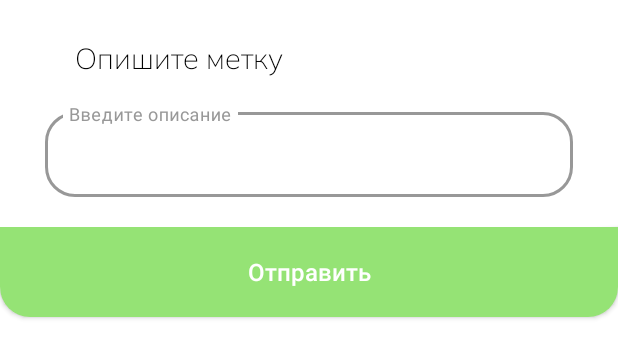
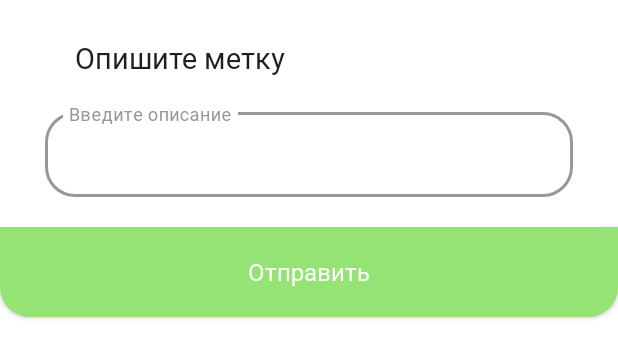
Before and after one commit to Student-design-office-kit/SKB_ambrosia_android, an Android app: the layout alert_view.xml on its own in the app's theme, with its tools: preview values and no code run, on a phone screen of 412 x 824 dp. Shown: the top 358 px of the screen. Run offline under Robolectric (Android 15) with nearby library versions, the phone set to English and light mode, and no system bars.

Commit message:
font changed. little design fix. app name changed to Амброзия. Map update toast added

```diff
--- a/app/src/main/java/TagProject/example/Application/MapsActivity.java
+++ b/app/src/main/java/TagProject/example/Application/MapsActivity.java
@@ -273,6 +273,7 @@ public class MapsActivity extends FragmentActivity implements OnMapReadyCallback
             public void onClick(View v) {
                 getAllMarkers();
                 setAllMarkers();
+                Toast.makeText(getApplicationContext(), "Карта обновлена", Toast.LENGTH_SHORT).show();
             }
         });
         camera.setOnClickListener(new View.OnClickListener() {
--- a/app/src/main/res/layout/activity_maps.xml
+++ b/app/src/main/res/layout/activity_maps.xml
@@ -135,6 +135,7 @@
         android:background="@drawable/btn_back"
         android:minWidth="200dp"
         android:text="Сделать Фото"
+        android:fontFamily="@font/roboto_regular"
         android:textAllCaps="false"
         android:textSize="16sp"
         android:textColor="@color/white"
--- a/app/src/main/res/layout/alert_view.xml
+++ b/app/src/main/res/layout/alert_view.xml
@@ -10,48 +10,50 @@
     <TextView
         android:layout_width="wrap_content"
         android:layout_height="wrap_content"
+        android:layout_marginLeft="50dp"
+        android:layout_marginTop="25dp"
+        android:fontFamily="@font/roboto_regular"
         android:text="Опишите метку"
-        android:layout_marginTop="25dp"
-        android:layout_marginLeft="50dp"
-        android:textColor="@color/black"
-        android:textStyle="bold"
-        android:fontFamily="@font/mulish"
-        android:textSize="19sp"/>
+        android:textColor="#1F1F1F"
+        android:textSize="19sp" />
 
     <com.google.android.material.textfield.TextInputLayout
         style="@style/Widget.MaterialComponents.TextInputLayout.OutlinedBox"
         android:layout_width="match_parent"
         android:layout_height="wrap_content"
+        android:layout_marginLeft="30dp"
         android:layout_marginTop="18dp"
+        android:layout_marginRight="30dp"
+        android:fontFamily="@font/roboto_regular"
         android:hint="Введите описание"
         android:textColorHint="#989898"
-        android:layout_marginLeft="30dp"
         app:boxCornerRadiusBottomEnd="20dp"
         app:boxCornerRadiusBottomStart="20dp"
-        app:boxStrokeColor="#989898"
-        app:hintTextColor="#989898"
         app:boxCornerRadiusTopEnd="20dp"
         app:boxCornerRadiusTopStart="20dp"
-        android:layout_marginRight="30dp">
+        app:boxStrokeColor="#989898"
+        app:hintTextColor="#989898">
 
         <com.google.android.material.textfield.TextInputEditText
             android:id="@+id/input_text"
             android:layout_width="match_parent"
             android:layout_height="wrap_content"
+            android:fontFamily="@font/roboto_regular"
             android:textColor="@color/black"
-            android:textCursorDrawable="@null"/>
+            android:textCursorDrawable="@null" />
     </com.google.android.material.textfield.TextInputLayout>
 
     <androidx.appcompat.widget.AppCompatButton
+        android:id="@+id/btn_send"
         android:layout_width="match_parent"
         android:layout_height="wrap_content"
-        android:id="@+id/btn_send"
         android:layout_marginTop="20dp"
-        android:textSize="16sp"
+        android:background="@drawable/btn_send_back"
+        android:fontFamily="@font/roboto_regular"
         android:minHeight="60dp"
         android:text="Отправить"
+        android:textAllCaps="false"
         android:textColor="@color/white"
-        android:background="@drawable/btn_send_back"
-        android:textAllCaps="false"/>
+        android:textSize="16sp" />
 
 </LinearLayout>
--- a/app/src/main/res/layout/question_dialog.xml
+++ b/app/src/main/res/layout/question_dialog.xml
@@ -11,8 +11,8 @@
         android:layout_marginRight="40dp"
         android:layout_marginTop="20dp"
         android:layout_marginBottom="20dp"
-        android:textColor="@color/black"
-        android:fontFamily="@font/mulish"
+        android:textColor="#1F1F1F"
+        android:fontFamily="@font/roboto_regular"
         android:textSize="16sp"
         android:text="@string/questionText"/>
 
--- a/app/src/main/res/values/strings.xml
+++ b/app/src/main/res/values/strings.xml
@@ -1,6 +1,6 @@
 <resources>
-    <string name="app_name">My Application</string>
-    <string name="title_activity_maps">TagProject</string>
+    <string name="app_name">Амброзия</string>
+    <string name="title_activity_maps">Амброзия</string>
     <string name="questionText">Вы можете помогать администрации бороться с сорной растительностью, фотографируя кусты амброзии и создавая метки её произростания на карте города</string>
     <string name="style_json">[{"featureType": "all","elementType": "labels","stylers": [{"visibility": "off"}]]</string>
 </resources>
```
Also changed, not shown: app/src/main/res/font/roboto_regular.ttf (added).
